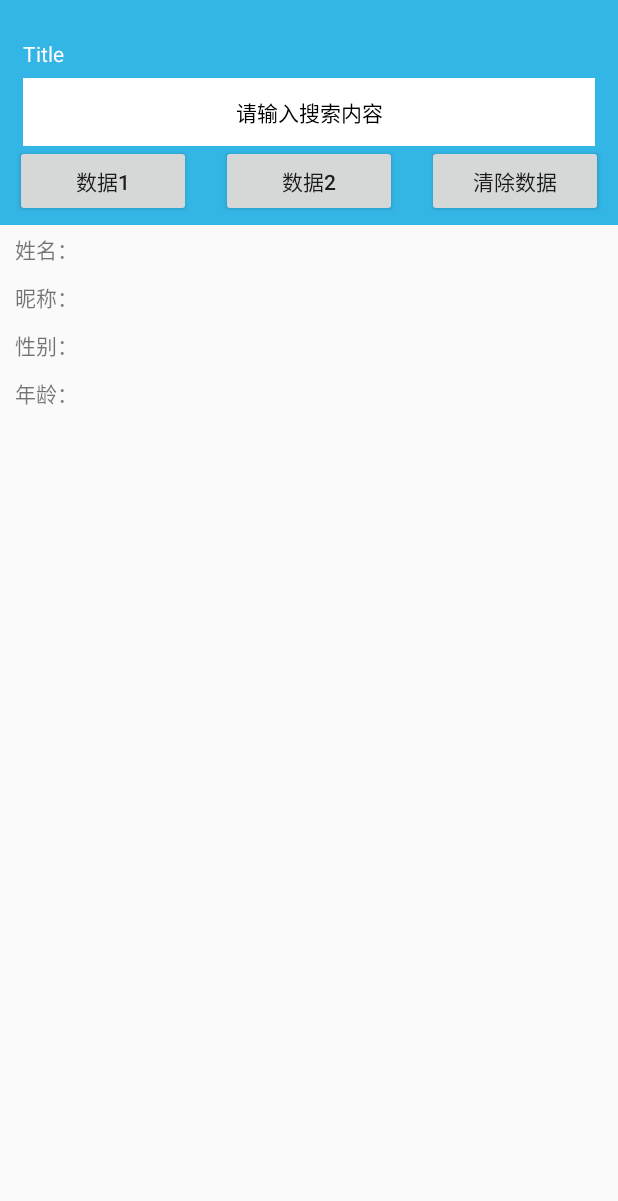
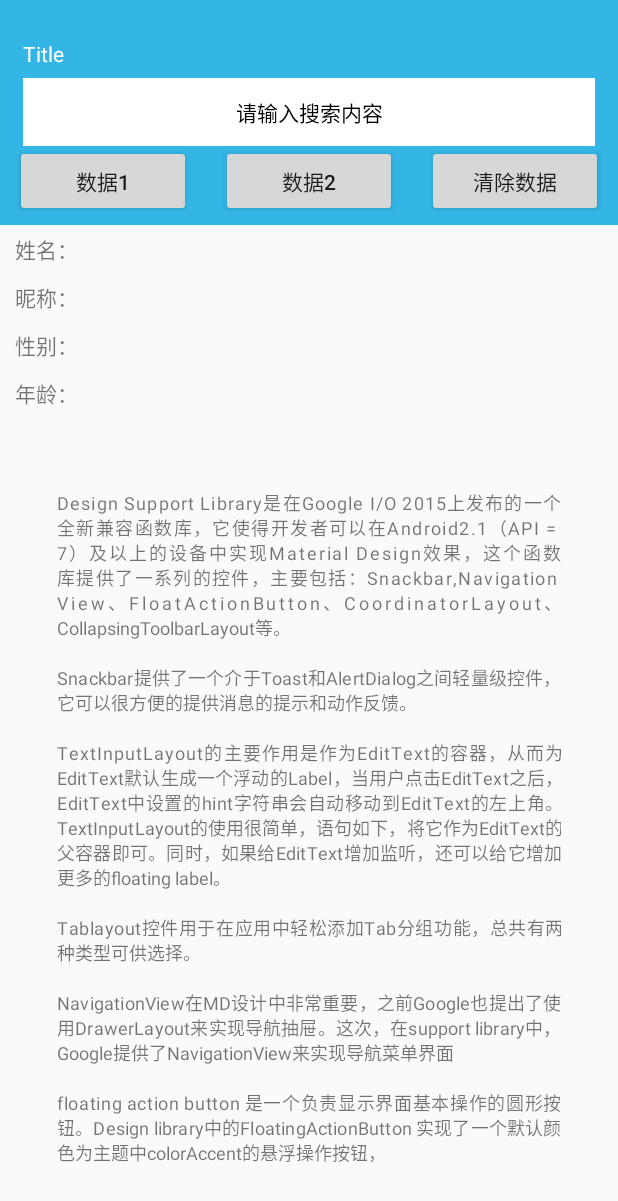
Before and after one commit to ToOak/MyGroceryStore, an Android app: the screen it shows after launch (MainActivity), on a phone screen of 412 x 824 dp. Shown: the top 1201 px of the screen. Run offline under Robolectric (Android 15) with nearby library versions, the phone set to English and light mode, and no system bars; our stand-ins replace CircleImageView, data binding; libraries missing offline, so code that uses them is left out: cn.finalteam.sample.

Commit message:
JustifyTextView使用

```diff
--- a/app/src/main/java/com/example/xushuailong/mygrocerystore/widget/JustifyTextView.java
+++ b/app/src/main/java/com/example/xushuailong/mygrocerystore/widget/JustifyTextView.java
@@ -9,7 +9,7 @@ import android.text.TextPaint;
 import android.util.AttributeSet;
 import android.widget.TextView;
 
-public class JustifyTextView extends TextView {
+public class JustifyTextView extends android.support.v7.widget.AppCompatTextView {
 
     private int mLineY;
     private int mViewWidth;
@@ -102,6 +102,14 @@ public class JustifyTextView extends TextView {
                 && line.charAt(1) == ' ';
     }
 
+//    @Override
+//    protected void onMeasure(int widthMeasureSpec, int heightMeasureSpec) {
+////        super.onMeasure(widthMeasureSpec, heightMeasureSpec);
+//        int expandSpec = MeasureSpec.makeMeasureSpec(Integer.MAX_VALUE >> 2,
+//                MeasureSpec.AT_MOST);
+//        super.onMeasure(widthMeasureSpec, expandSpec);
+//    }
+
     private boolean needScale(String line) {
         if (line == null || line.length() == 0) {
             return false;
--- a/app/src/main/res/layout/activity_main.xml
+++ b/app/src/main/res/layout/activity_main.xml
@@ -141,5 +141,29 @@
                 android:text='@{String.valueOf(user.age)+" years old"}'
                 android:textColor="@{user.age &lt; 14 || user.age &gt; 65?0xffff0000:0xff000000}" />
         </LinearLayout>
+
+        <ScrollView
+            android:layout_width="match_parent"
+            android:layout_height="wrap_content">
+
+            <LinearLayout
+                android:layout_width="match_parent"
+                android:layout_height="wrap_content"
+                android:orientation="vertical">
+
+                <com.example.xushuailong.mygrocerystore.widget.JustifyTextView
+                    android:layout_width="match_parent"
+                    android:layout_height="wrap_content"
+                    android:layout_marginLeft="38dp"
+                    android:layout_marginRight="38dp"
+                    android:layout_marginTop="50dp"
+                    android:lineSpacingExtra="2dp"
+                    android:paddingBottom="50dp"
+                    android:text="Design Support Library是在Google I/O 2015上发布的一个全新兼容函数库，它使得开发者可以在Android2.1（API = 7）及以上的设备中实现Material Design效果，这个函数库提供了一系列的控件，主要包括：Snackbar,Navigation View、FloatActionButton、CoordinatorLayout、CollapsingToolbarLayout等。\n\nSnackbar提供了一个介于Toast和AlertDialog之间轻量级控件，它可以很方便的提供消息的提示和动作反馈。 \n\nTextInputLayout的主要作用是作为EditText的容器，从而为EditText默认生成一个浮动的Label，当用户点击EditText之后，EditText中设置的hint字符串会自动移动到EditText的左上角。TextInputLayout的使用很简单，语句如下，将它作为EditText的父容器即可。同时，如果给EditText增加监听，还可以给它增加更多的floating label。\n\nTablayout控件用于在应用中轻松添加Tab分组功能，总共有两种类型可供选择。\n\nNavigationView在MD设计中非常重要，之前Google也提出了使用DrawerLayout来实现导航抽屉。这次，在support library中，Google提供了NavigationView来实现导航菜单界面\n\nfloating action button 是一个负责显示界面基本操作的圆形按钮。Design library中的FloatingActionButton 实现了一个默认颜色为主题中colorAccent的悬浮操作按钮，"
+                    android:textSize="12sp" />
+
+            </LinearLayout>
+
+        </ScrollView>
     </LinearLayout>
 </layout>
```
